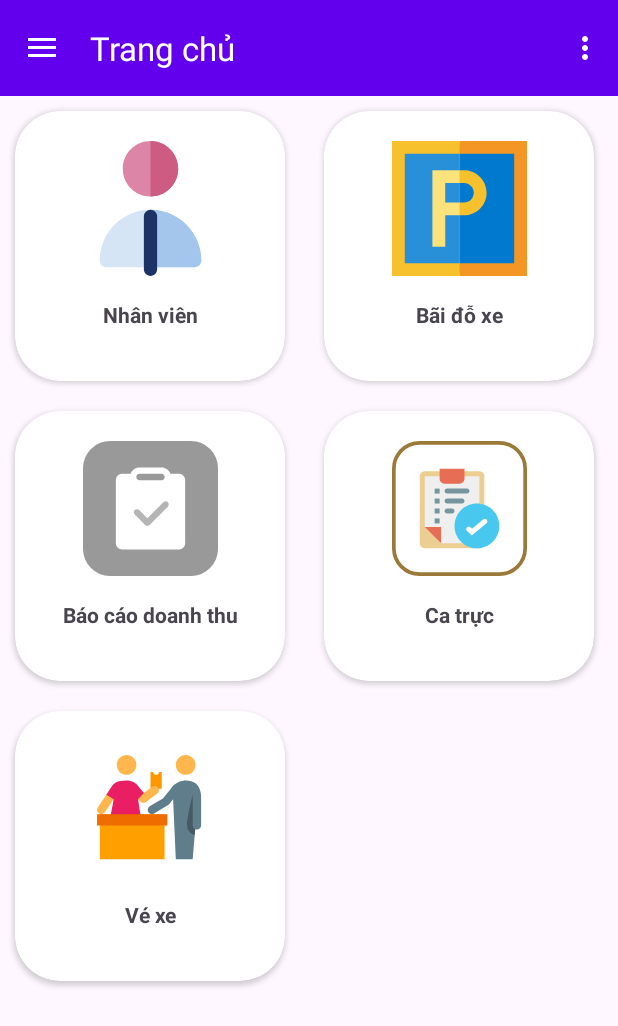
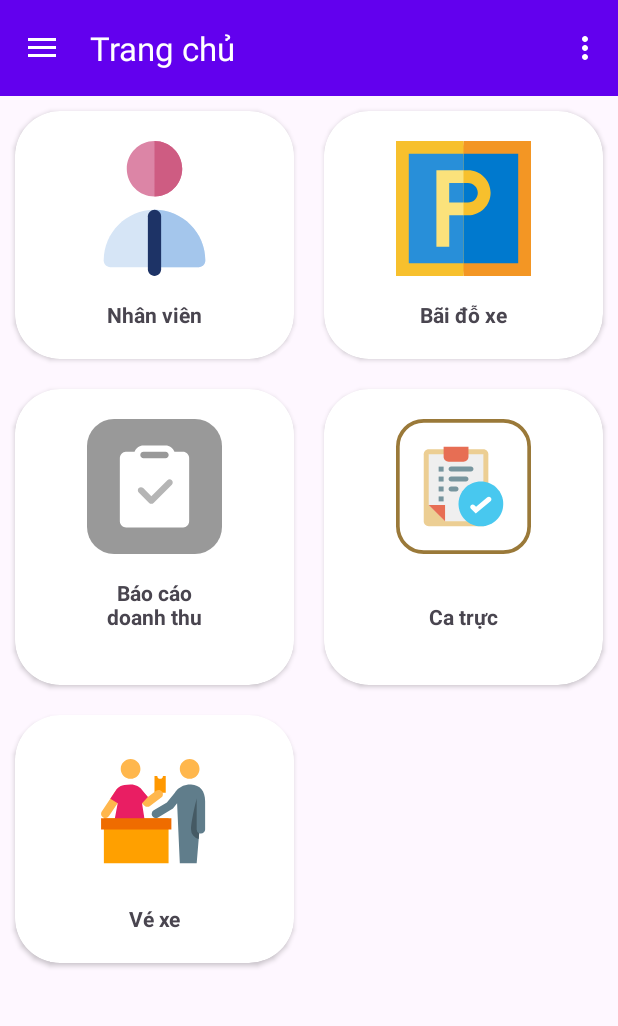
Before and after one commit to nguyennhatminh230801/Android_G3_QuanLyGuiXe, an Android app: the screen it shows after launch (MainActivity), on a phone screen of 412 x 824 dp. Shown: the top 1026 px of the screen. Run offline under Robolectric (Android 15) with nearby library versions, the phone set to English and light mode, and no system bars; our stand-ins replace Dagger/Hilt's generated code, navigation-ui.

Commit message:
fix bug layout home screen

```diff
--- a/app/src/main/res/layout/item_home_screen.xml
+++ b/app/src/main/res/layout/item_home_screen.xml
@@ -2,8 +2,8 @@
 <androidx.cardview.widget.CardView xmlns:android="http://schemas.android.com/apk/res/android"
     xmlns:app="http://schemas.android.com/apk/res-auto"
     xmlns:tools="http://schemas.android.com/tools"
-    android:layout_width="@dimen/dp_180"
-    android:layout_height="@dimen/dp_180"
+    android:layout_width="match_parent"
+    android:layout_height="wrap_content"
     android:layout_margin="@dimen/dp_10"
     android:elevation="@dimen/dp_20"
     app:cardCornerRadius="@dimen/dp_30">
@@ -15,7 +15,8 @@
         <ImageView
             android:id="@+id/image_category_screen"
             android:layout_width="@dimen/dp_90"
-            android:layout_height="@dimen/dp_90"
+            android:layout_height="0dp"
+            app:layout_constraintDimensionRatio="H,1:1"
             android:layout_marginTop="@dimen/dp_20"
             android:src="@drawable/ic_parking_lots"
             app:layout_constraintEnd_toEndOf="parent"
@@ -26,13 +27,14 @@
             android:id="@+id/text_category_screen"
             android:layout_width="0dp"
             android:layout_height="wrap_content"
-            android:layout_marginHorizontal="@dimen/dp_8"
-            android:layout_marginTop="@dimen/dp_16"
             android:gravity="center"
             android:textStyle="bold"
-            app:layout_constraintEnd_toEndOf="parent"
-            app:layout_constraintStart_toStartOf="parent"
             app:layout_constraintTop_toBottomOf="@id/image_category_screen"
+            android:layout_marginTop="@dimen/dp_16"
+            app:layout_constraintEnd_toEndOf="@id/image_category_screen"
+            app:layout_constraintStart_toStartOf="@id/image_category_screen"
+            app:layout_constraintBottom_toBottomOf="parent"
+            android:layout_marginBottom="@dimen/dp_20"
             tools:text="aaaaaaaaaaaaaaaaaaaaaaaaaaaaaaaaa"/>
     </androidx.constraintlayout.widget.ConstraintLayout>
 </androidx.cardview.widget.CardView>
```
